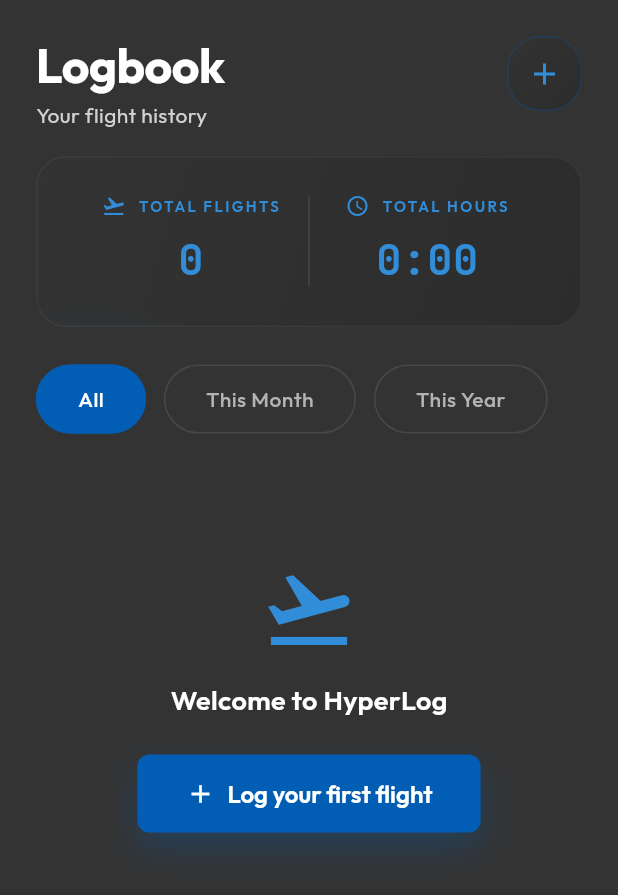
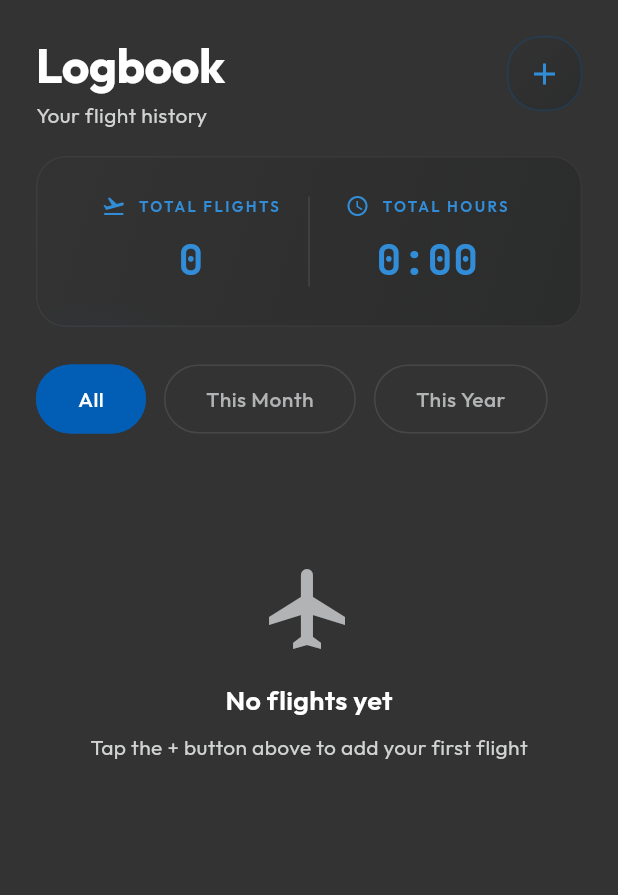
Before and after one commit to vmalterre/hyperlog-app, a Flutter app: the LogbookScreen screen opened directly, on a phone screen of 412 x 824 dp. Shown: the top 895 px of the screen. Run offline on Flutter 3.47's test engine with Material 3 defaults, Android fonts, the phone set to English and light mode, and no system bars; our stand-ins replace firebase_auth, firebase_core, firebase_crashlytics, google_fonts; accounts and stored records are empty.

Commit message:
fix(logbook): unify empty state for all users
Remove _buildWelcomeState() and use _buildEmptyState() for both
scenarios (no pilot profile, no flights). Users now see the simple
"No flights yet" gray airplane screen instead of the branded
"Welcome to HyperLog" blue button variant.

🤖 Generated with [Claude Code](https://claude.com/claude-code)

Co-Authored-By: Claude Opus 4.5 <noreply@anthropic.com>

```diff
--- a/lib/screens/logbook_screen.dart
+++ b/lib/screens/logbook_screen.dart
@@ -243,7 +243,7 @@ class _LogbookScreenState extends State<LogbookScreen> {
     }
 
     if (_noPilotProfile) {
-      return SliverToBoxAdapter(child: _buildWelcomeState());
+      return SliverToBoxAdapter(child: _buildEmptyState());
     }
 
     if (_errorMessage != null) {
@@ -370,44 +370,6 @@ class _LogbookScreenState extends State<LogbookScreen> {
     );
   }
 
-  Widget _buildWelcomeState() {
-    return Center(
-      child: Padding(
-        padding: const EdgeInsets.symmetric(vertical: 60),
-        child: Column(
-          mainAxisAlignment: MainAxisAlignment.center,
-          children: [
-            Icon(
-              Icons.flight_takeoff,
-              size: 64,
-              color: AppColors.denimLight,
-            ),
-            const SizedBox(height: 16),
-            Text(
-              'Welcome to HyperLog',
-              style: AppTypography.h4,
-            ),
-            const SizedBox(height: 24),
-            PrimaryButton(
-              label: 'Log your first flight',
-              icon: Icons.add,
-              onPressed: () async {
-                final result = await Navigator.push<bool>(
-                  context,
-                  MaterialPageRoute(
-                    builder: (context) => const AddFlightScreen(),
-                  ),
-                );
-                if (result == true) {
-                  _loadFlights();
-                }
-              },
-            ),
-          ],
-        ),
-      ),
-    );
-  }
 }
 
 class _StatItem extends StatelessWidget {
```
Also changed, not shown: pubspec.lock.
